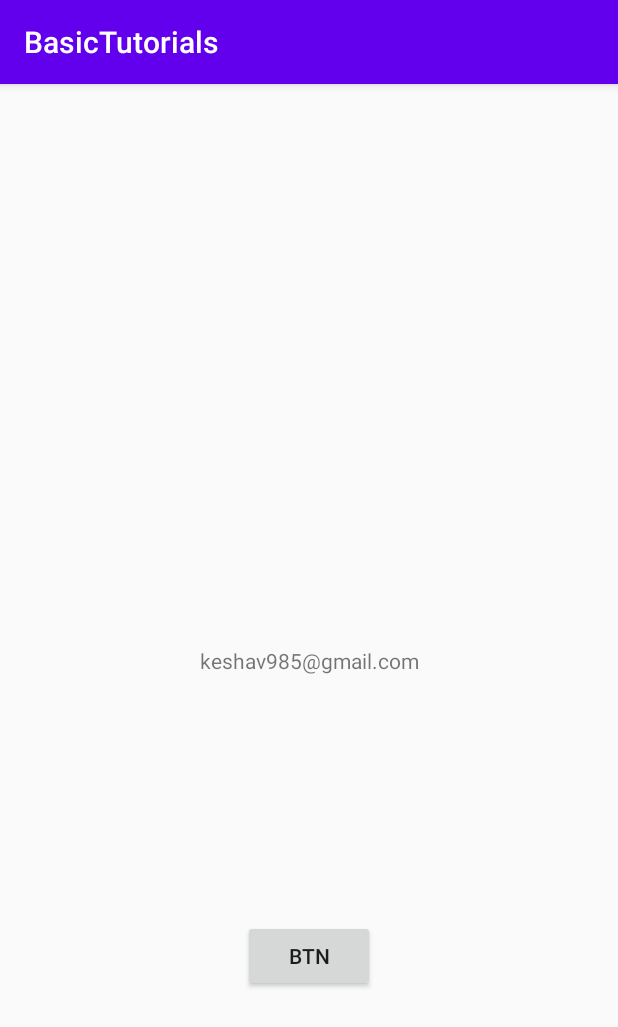
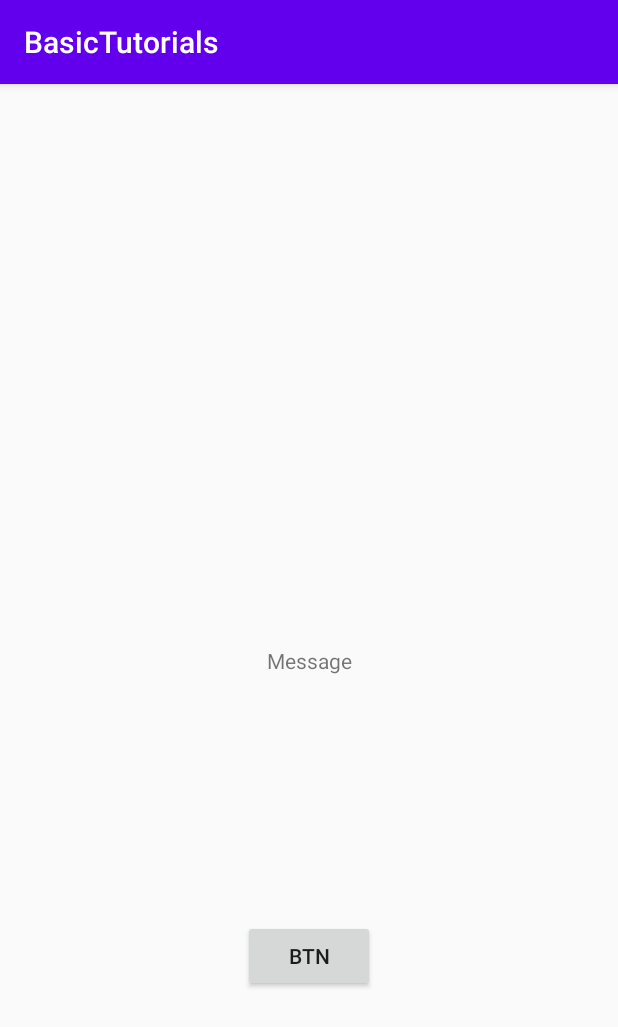
Before and after one commit to keshavgupta-mnnit/BasicTutorials, an Android app: the screen it shows after launch (FirstActivity before the commit, ThreadActivity after it), on a phone screen of 412 x 824 dp. Shown: the top 1027 px of the screen. Run offline under Robolectric (Android 15) with nearby library versions, the phone set to English and light mode, and no system bars.

Commit message:
various example related to thread, handler added

```diff
--- a/app/src/main/AndroidManifest.xml
+++ b/app/src/main/AndroidManifest.xml
@@ -18,6 +18,7 @@
         </activity>
         <activity android:name=".lifecycle.FirstActivity" />
         <activity android:name=".lifecycle.SecondActivity" />
+        <activity android:name=".threads.ThreadActivity" />
     </application>
 
 </manifest>
--- a/app/src/main/java/com/keshav/basictutorials/MainActivity.kt
+++ b/app/src/main/java/com/keshav/basictutorials/MainActivity.kt
@@ -3,9 +3,7 @@ package com.keshav.basictutorials
 import android.content.Intent
 import androidx.appcompat.app.AppCompatActivity
 import android.os.Bundle
-import com.keshav.basictutorials.lifecycle.FirstActivity
-import com.keshav.basictutorials.lifecycle.Message
-import com.keshav.basictutorials.lifecycle.SecondActivity
+import com.keshav.basictutorials.threads.ThreadActivity
 
 class MainActivity : AppCompatActivity() {
     override fun onCreate(savedInstanceState: Bundle?) {
@@ -15,7 +13,7 @@ class MainActivity : AppCompatActivity() {
     }
 
     private fun launchLifeCycleExample() {
-        val intent = Intent(this, FirstActivity::class.java)
+        val intent = Intent(this, ThreadActivity::class.java)
         startActivity(intent)
     }
 }
--- /dev/null
+++ b/app/src/main/java/com/keshav/basictutorials/threads/DownloadMessageHandlerThread.kt
@@ -0,0 +1,19 @@
+package com.keshav.basictutorials.threads
+
+import android.os.Looper
+
+class DownloadMessageHandlerThread() : Thread() {
+    val TAG = "ThreadExample"
+    lateinit var mactivity: ThreadActivity
+    lateinit var mhandler: DownloadHandler
+
+    override fun run() {
+        Looper.prepare()
+        mhandler = DownloadHandler()
+        if (::mactivity.isInitialized){
+            mhandler.mactivity = mactivity
+        }
+        Looper.loop()
+    }
+
+}
--- /dev/null
+++ b/app/src/main/res/layout/activity_thread.xml
@@ -0,0 +1,39 @@
+<?xml version="1.0" encoding="utf-8"?>
+<androidx.constraintlayout.widget.ConstraintLayout xmlns:android="http://schemas.android.com/apk/res/android"
+    xmlns:app="http://schemas.android.com/apk/res-auto"
+    xmlns:tools="http://schemas.android.com/tools"
+    android:layout_width="match_parent"
+    android:layout_height="match_parent"
+    tools:context=".lifecycle.FirstActivity">
+
+    <TextView
+        android:id="@+id/tv"
+        android:layout_width="wrap_content"
+        android:layout_height="wrap_content"
+        android:text="Message"
+        app:layout_constraintBottom_toBottomOf="parent"
+        app:layout_constraintLeft_toLeftOf="parent"
+        app:layout_constraintRight_toRightOf="parent"
+        app:layout_constraintTop_toTopOf="parent" />
+
+    <Button
+        android:text="btn"
+        android:id="@+id/btn"
+        android:layout_width="wrap_content"
+        android:layout_height="wrap_content"
+        app:layout_constraintBottom_toBottomOf="parent"
+        app:layout_constraintLeft_toLeftOf="parent"
+        app:layout_constraintRight_toRightOf="parent"
+        app:layout_constraintTop_toBottomOf="@+id/tv" />
+
+    <ProgressBar
+        android:id="@+id/progress"
+        android:visibility="gone"
+        android:layout_width="wrap_content"
+        android:layout_height="wrap_content"
+        app:layout_constraintBottom_toBottomOf="parent"
+        app:layout_constraintEnd_toEndOf="parent"
+        app:layout_constraintStart_toStartOf="parent"
+        app:layout_constraintTop_toTopOf="parent" />
+
+</androidx.constraintlayout.widget.ConstraintLayout>
--- a/app/src/main/res/values/strings.xml
+++ b/app/src/main/res/values/strings.xml
@@ -1,3 +1,5 @@
 <resources>
     <string name="app_name">BasicTutorials</string>
+    <string name="temp">Coronavirus India News Live Updates: "To further address reports of shortages in certain regions of the country and facilitate smoothinter-state supply of Remdesivir,</string>
+    <string name="temp2">The single day rise in new coronavirus infections inched closer to 3 lakh pushing Indias total tally of COVID-19 cases to 1,56,16,130,</string>
 </resources>
```
Also changed, not shown: app/src/main/java/com/keshav/basictutorials/threads/DownloadHandler.kt (added, +35 -0 lines), app/src/main/java/com/keshav/basictutorials/threads/DownloadThread.kt (added, +16 -0 lines), app/src/main/java/com/keshav/basictutorials/threads/ThreadActivity.kt (added, +121 -0 lines), app/src/main/res/layout/activity_main.xml (+14 -3 lines).
